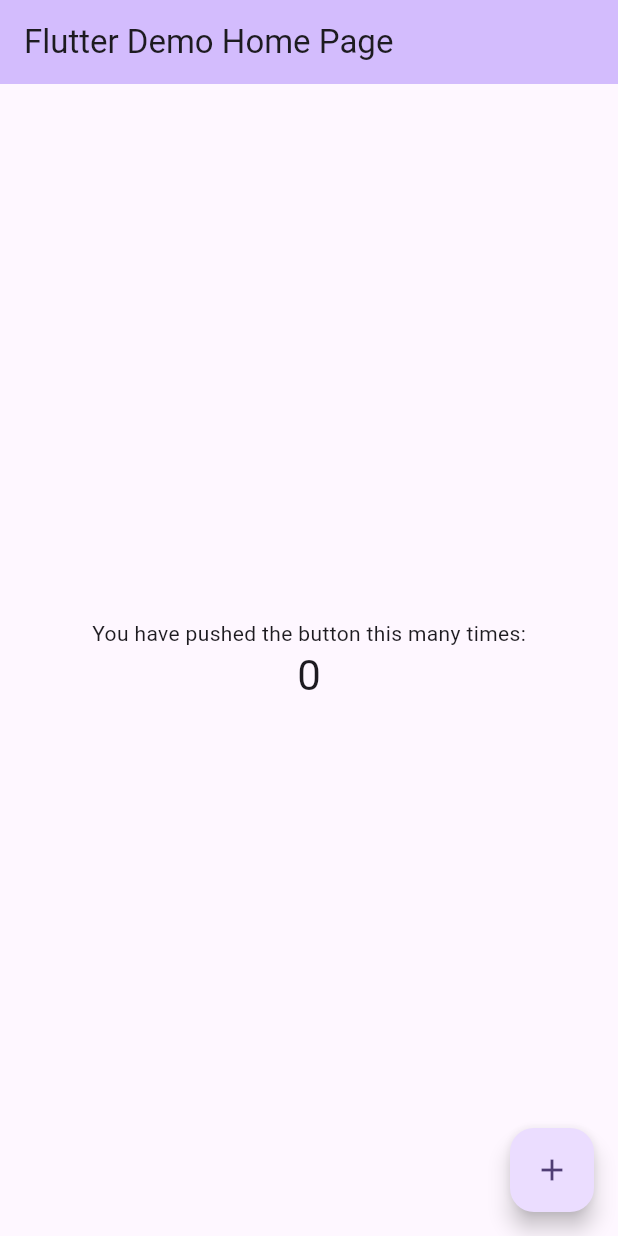
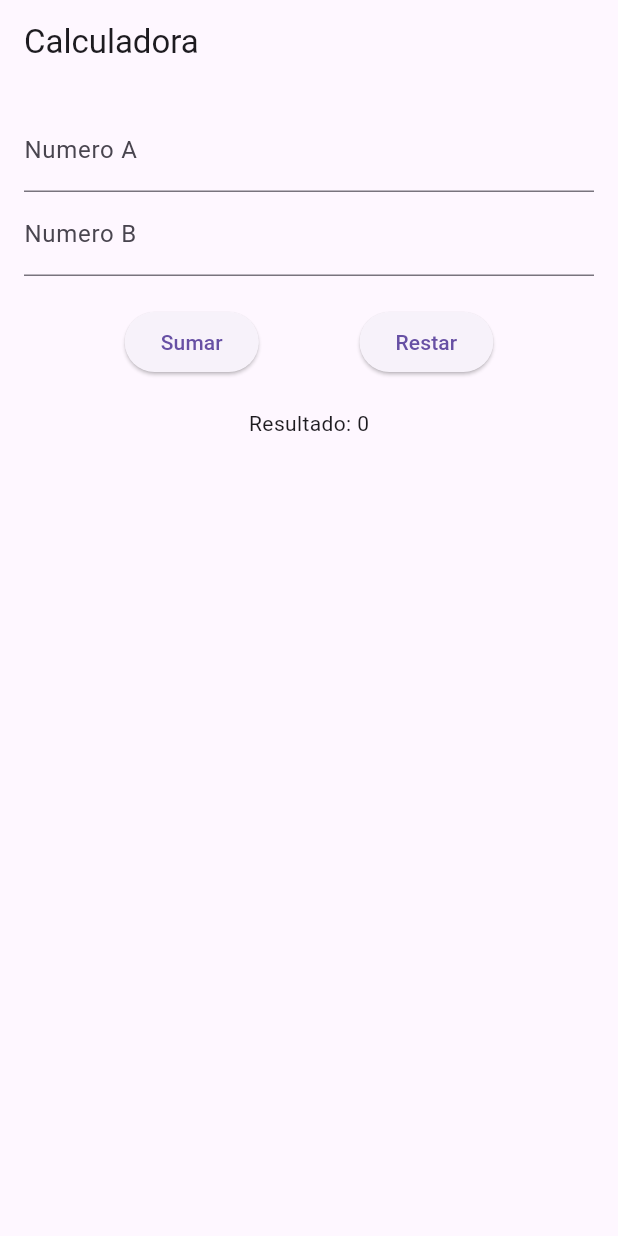
Before and after one commit to GbrielGarcia/blog, a Flutter app: the screen it shows after launch, on a phone screen of 412 x 824 dp. Run offline on Flutter 3.47's test engine with Material 3 defaults, Android fonts, the phone set to English and light mode, and no system bars.

Commit message:
Manejando estados con Flutter utilizando Provider

```diff
--- a/providers/lib/main.dart
+++ b/providers/lib/main.dart
@@ -1,125 +1,78 @@
 import 'package:flutter/material.dart';
+import 'package:provider/provider.dart';
+import 'provider.dart';
 
 void main() {
-  runApp(const MyApp());
+  runApp(
+    MultiProvider(
+      providers: [
+        ChangeNotifierProvider(create: (_) => CalculatorProvider()),
+      ],
+      child: MyApp(),
+    ),
+  );
 }
 
 class MyApp extends StatelessWidget {
-  const MyApp({super.key});
-
-  // This widget is the root of your application.
   @override
   Widget build(BuildContext context) {
     return MaterialApp(
-      title: 'Flutter Demo',
-      theme: ThemeData(
-        // This is the theme of your application.
-        //
-        // TRY THIS: Try running your application with "flutter run". You'll see
-        // the application has a purple toolbar. Then, without quitting the app,
-        // try changing the seedColor in the colorScheme below to Colors.green
-        // and then invoke "hot reload" (save your changes or press the "hot
-        // reload" button in a Flutter-supported IDE, or press "r" if you used
-        // the command line to start the app).
-        //
-        // Notice that the counter didn't reset back to zero; the application
-        // state is not lost during the reload. To reset the state, use hot
-        // restart instead.
-        //
-        // This works for code too, not just values: Most code changes can be
-        // tested with just a hot reload.
-        colorScheme: ColorScheme.fromSeed(seedColor: Colors.deepPurple),
-        useMaterial3: true,
-      ),
-      home: const MyHomePage(title: 'Flutter Demo Home Page'),
+      home: CalculatorScreen(),
     );
   }
 }
 
-class MyHomePage extends StatefulWidget {
-  const MyHomePage({super.key, required this.title});
-
-  // This widget is the home page of your application. It is stateful, meaning
-  // that it has a State object (defined below) that contains fields that affect
-  // how it looks.
-
-  // This class is the configuration for the state. It holds the values (in this
-  // case the title) provided by the parent (in this case the App widget) and
-  // used by the build method of the State. Fields in a Widget subclass are
-  // always marked "final".
-
-  final String title;
-
-  @override
-  State<MyHomePage> createState() => _MyHomePageState();
-}
-
-class _MyHomePageState extends State<MyHomePage> {
-  int _counter = 0;
-
-  void _incrementCounter() {
-    setState(() {
-      // This call to setState tells the Flutter framework that something has
-      // changed in this State, which causes it to rerun the build method below
-      // so that the display can reflect the updated values. If we changed
-      // _counter without calling setState(), then the build method would not be
-      // called again, and so nothing would appear to happen.
-      _counter++;
-    });
-  }
+class CalculatorScreen extends StatelessWidget {
+  final TextEditingController _controllerA = TextEditingController();
+  final TextEditingController _controllerB = TextEditingController();
 
   @override
   Widget build(BuildContext context) {
-    // This method is rerun every time setState is called, for instance as done
-    // by the _incrementCounter method above.
-    //
-    // The Flutter framework has been optimized to make rerunning build methods
-    // fast, so that you can just rebuild anything that needs updating rather
-    // than having to individually change instances of widgets.
     return Scaffold(
       appBar: AppBar(
-        // TRY THIS: Try changing the color here to a specific color (to
-        // Colors.amber, perhaps?) and trigger a hot reload to see the AppBar
-        // change color while the other colors stay the same.
-        backgroundColor: Theme.of(context).colorScheme.inversePrimary,
-        // Here we take the value from the MyHomePage object that was created by
-        // the App.build method, and use it to set our appbar title.
-        title: Text(widget.title),
+        title: Text('Calculadora'),
       ),
-      body: Center(
-        // Center is a layout widget. It takes a single child and positions it
-        // in the middle of the parent.
+      body: Padding(
+        padding: const EdgeInsets.all(16.0),
         child: Column(
-          // Column is also a layout widget. It takes a list of children and
-          // arranges them vertically. By default, it sizes itself to fit its
-          // children horizontally, and tries to be as tall as its parent.
-          //
-          // Column has various properties to control how it sizes itself and
-          // how it positions its children. Here we use mainAxisAlignment to
-          // center the children vertically; the main axis here is the vertical
-          // axis because Columns are vertical (the cross axis would be
-          // horizontal).
-          //
-          // TRY THIS: Invoke "debug painting" (choose the "Toggle Debug Paint"
-          // action in the IDE, or press "p" in the console), to see the
-          // wireframe for each widget.
-          mainAxisAlignment: MainAxisAlignment.center,
-          children: <Widget>[
-            const Text(
-              'You have pushed the button this many times:',
+          children: [
+            TextField(
+              controller: _controllerA,
+              decoration: InputDecoration(labelText: 'Numero A'),
+              keyboardType: TextInputType.number,
             ),
-            Text(
-              '$_counter',
-              style: Theme.of(context).textTheme.headlineMedium,
+            TextField(
+              controller: _controllerB,
+              decoration: InputDecoration(labelText: 'Numero B'),
+              keyboardType: TextInputType.number,
             ),
+            SizedBox(height: 20),
+            Row(
+              mainAxisAlignment: MainAxisAlignment.spaceEvenly,
+              children: [
+                ElevatedButton(
+                  onPressed: () {
+                    int a = int.parse(_controllerA.text);
+                    int b = int.parse(_controllerB.text);
+                    context.read<CalculatorProvider>().add(a, b);
+                  },
+                  child: Text('Sumar'),
+                ),
+                ElevatedButton(
+                  onPressed: () {
+                    int a = int.parse(_controllerA.text);
+                    int b = int.parse(_controllerB.text);
+                    context.read<CalculatorProvider>().subtract(a, b);
+                  },
+                  child: Text('Restar'),
+                ),
+              ],
+            ),
+            SizedBox(height: 20),
+            Text('Resultado: ${context.watch<CalculatorProvider>().result}'),
           ],
         ),
       ),
-      floatingActionButton: FloatingActionButton(
-        onPressed: _incrementCounter,
-        tooltip: 'Increment',
-        child: const Icon(Icons.add),
-      ), // This trailing comma makes auto-formatting nicer for build methods.
     );
   }
 }
--- /dev/null
+++ b/providers/lib/provider.dart
@@ -0,0 +1,17 @@
+import 'package:flutter/material.dart';
+
+class CalculatorProvider extends ChangeNotifier {
+  int _result = 0;
+
+  int get result => _result;
+
+  void add(int a, int b) {
+    _result = a + b;
+    notifyListeners();
+  }
+
+  void subtract(int a, int b) {
+    _result = a - b;
+    notifyListeners();
+  }
+}
```
